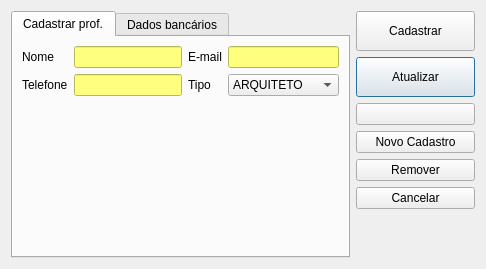
This is ui/cadastroprofissional.ui in lellisls/ERP-STACCATO as Qt 5 draws it before an edit. The edited form follows.
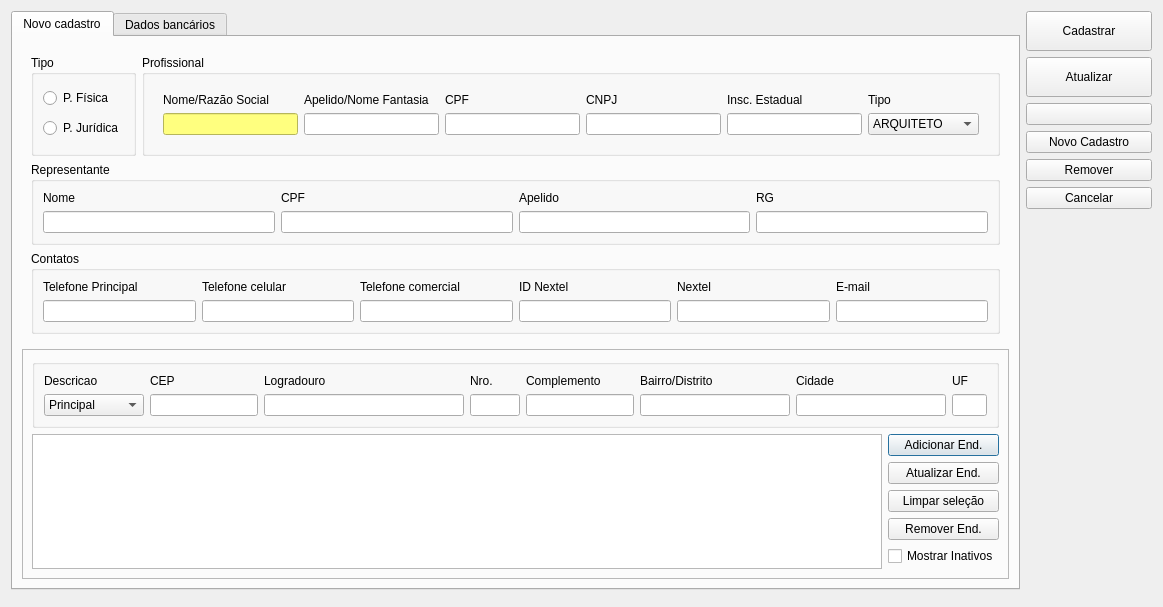
This is the edited form. Icons and pictures are not drawn. Custom widgets are drawn as their Qt base class.

Commit message: Reestruturação da classe CadastroProfissional

The edit to the form file:
```diff
--- a/ui/cadastroprofissional.ui
+++ b/ui/cadastroprofissional.ui
@@ -9,8 +9,8 @@
    <rect>
     <x>0</x>
     <y>0</y>
-    <width>486</width>
-    <height>269</height>
+    <width>1163</width>
+    <height>607</height>
    </rect>
   </property>
   <property name="windowTitle">
@@ -19,7 +19,7 @@
   <property name="locale">
    <locale language="Portuguese" country="Brazil"/>
   </property>
-  <layout class="QGridLayout" name="gridLayout">
+  <layout class="QGridLayout" name="gridLayout_12">
    <item row="0" column="0">
     <widget class="QTabWidget" name="tabWidget">
      <property name="sizePolicy">
@@ -31,100 +31,709 @@
      <property name="currentIndex">
       <number>0</number>
      </property>
-     <widget class="QWidget" name="tab">
+     <widget class="QWidget" name="tab_3">
       <attribute name="title">
-       <string>Cadastrar prof.</string>
+       <string>Novo cadastro</string>
       </attribute>
-      <layout class="QGridLayout" name="gridLayout_3">
-       <item row="0" column="0">
-        <layout class="QGridLayout" name="gridLayout_2">
-         <item row="1" column="3">
-          <widget class="QComboBox" name="comboBoxTipo">
-           <item>
-            <property name="text">
-             <string>ARQUITETO</string>
+      <layout class="QGridLayout" name="gridLayout">
+       <item row="1" column="1">
+        <widget class="QFrame" name="frame_2">
+         <property name="frameShape">
+          <enum>QFrame::StyledPanel</enum>
+         </property>
+         <property name="frameShadow">
+          <enum>QFrame::Raised</enum>
+         </property>
+         <layout class="QGridLayout" name="gridLayout_21">
+          <item row="1" column="0">
+           <widget class="QTableView" name="tableEndereco">
+            <property name="sizeAdjustPolicy">
+             <enum>QAbstractScrollArea::AdjustToContents</enum>
             </property>
-           </item>
-           <item>
-            <property name="text">
-             <string>ENGENHEIRO</string>
+            <property name="editTriggers">
+             <set>QAbstractItemView::NoEditTriggers</set>
             </property>
-           </item>
-           <item>
-            <property name="text">
-             <string>DECORADOR</string>
+            <property name="tabKeyNavigation">
+             <bool>false</bool>
             </property>
-           </item>
-           <item>
-            <property name="text">
-             <string>OUTRO</string>
+            <property name="alternatingRowColors">
+             <bool>true</bool>
             </property>
-           </item>
-          </widget>
-         </item>
-         <item row="0" column="0">
-          <widget class="QLabel" name="labelNome">
-           <property name="text">
-            <string>Nome</string>
-           </property>
-          </widget>
-         </item>
-         <item row="0" column="1">
-          <widget class="QLineEdit" name="lineEditNome">
-           <property name="styleSheet">
-            <string notr="true">background-color: rgb(255, 255, 127);</string>
-           </property>
-          </widget>
-         </item>
-         <item row="0" column="2">
-          <widget class="QLabel" name="labelEmail">
-           <property name="text">
-            <string>E-mail</string>
-           </property>
-          </widget>
-         </item>
-         <item row="0" column="3">
-          <widget class="QLineEdit" name="lineEditEmail">
-           <property name="styleSheet">
-            <string notr="true">background-color: rgb(255, 255, 127);</string>
-           </property>
-          </widget>
-         </item>
-         <item row="1" column="0">
-          <widget class="QLabel" name="labelTel">
-           <property name="text">
-            <string>Telefone</string>
-           </property>
-          </widget>
-         </item>
-         <item row="1" column="1">
-          <widget class="LineEditTel" name="lineEditTel">
-           <property name="styleSheet">
-            <string notr="true">background-color: rgb(255, 255, 127);</string>
-           </property>
-          </widget>
-         </item>
-         <item row="1" column="2">
-          <widget class="QLabel" name="labelTipo">
-           <property name="text">
-            <string>Tipo</string>
-           </property>
-          </widget>
-         </item>
-        </layout>
+            <property name="selectionMode">
+             <enum>QAbstractItemView::SingleSelection</enum>
+            </property>
+            <property name="selectionBehavior">
+             <enum>QAbstractItemView::SelectRows</enum>
+            </property>
+            <attribute name="horizontalHeaderStretchLastSection">
+             <bool>false</bool>
+            </attribute>
+           </widget>
+          </item>
+          <item row="0" column="0" colspan="2">
+           <widget class="QGroupBox" name="groupBox">
+            <property name="title">
+             <string/>
+            </property>
+            <layout class="QGridLayout" name="gridLayout_22">
+             <item row="1" column="5">
+              <widget class="QLineEdit" name="lineEditBairro">
+               <property name="minimumSize">
+                <size>
+                 <width>150</width>
+                 <height>0</height>
+                </size>
+               </property>
+              </widget>
+             </item>
+             <item row="1" column="6">
+              <widget class="QLineEdit" name="lineEditCidade">
+               <property name="minimumSize">
+                <size>
+                 <width>150</width>
+                 <height>0</height>
+                </size>
+               </property>
+              </widget>
+             </item>
+             <item row="1" column="7">
+              <widget class="QLineEdit" name="lineEditUF">
+               <property name="minimumSize">
+                <size>
+                 <width>35</width>
+                 <height>0</height>
+                </size>
+               </property>
+               <property name="maximumSize">
+                <size>
+                 <width>20</width>
+                 <height>16777215</height>
+                </size>
+               </property>
+              </widget>
+             </item>
+             <item row="1" column="4">
+              <widget class="QLineEdit" name="lineEditComp">
+               <property name="minimumSize">
+                <size>
+                 <width>75</width>
+                 <height>0</height>
+                </size>
+               </property>
+               <property name="maximumSize">
+                <size>
+                 <width>16777215</width>
+                 <height>16777215</height>
+                </size>
+               </property>
+               <property name="styleSheet">
+                <string notr="true"/>
+               </property>
+              </widget>
+             </item>
+             <item row="1" column="3">
+              <widget class="QLineEdit" name="lineEditNro">
+               <property name="minimumSize">
+                <size>
+                 <width>50</width>
+                 <height>0</height>
+                </size>
+               </property>
+               <property name="maximumSize">
+                <size>
+                 <width>40</width>
+                 <height>16777215</height>
+                </size>
+               </property>
+              </widget>
+             </item>
+             <item row="1" column="2">
+              <widget class="QLineEdit" name="lineEditLogradouro">
+               <property name="minimumSize">
+                <size>
+                 <width>200</width>
+                 <height>0</height>
+                </size>
+               </property>
+              </widget>
+             </item>
+             <item row="1" column="1">
+              <widget class="LineEditCEP" name="lineEditCEP">
+               <property name="sizePolicy">
+                <sizepolicy hsizetype="Minimum" vsizetype="Fixed">
+                 <horstretch>0</horstretch>
+                 <verstretch>0</verstretch>
+                </sizepolicy>
+               </property>
+               <property name="minimumSize">
+                <size>
+                 <width>75</width>
+                 <height>0</height>
+                </size>
+               </property>
+               <property name="maximumSize">
+                <size>
+                 <width>16777215</width>
+                 <height>16777215</height>
+                </size>
+               </property>
+               <property name="toolTip">
+                <string>&lt;html&gt;&lt;head/&gt;&lt;body&gt;&lt;p&gt;O sistema preenche o endereço automaticamente a partir do CEP&lt;/p&gt;&lt;/body&gt;&lt;/html&gt;</string>
+               </property>
+              </widget>
+             </item>
+             <item row="1" column="0">
+              <widget class="QComboBox" name="comboBoxTipoEnd">
+               <property name="minimumSize">
+                <size>
+                 <width>100</width>
+                 <height>0</height>
+                </size>
+               </property>
+               <item>
+                <property name="text">
+                 <string>Principal</string>
+                </property>
+               </item>
+               <item>
+                <property name="text">
+                 <string>Faturamento</string>
+                </property>
+               </item>
+               <item>
+                <property name="text">
+                 <string>Entrega</string>
+                </property>
+               </item>
+              </widget>
+             </item>
+             <item row="0" column="6">
+              <widget class="QLabel" name="labelCidade">
+               <property name="text">
+                <string>Cidade</string>
+               </property>
+              </widget>
+             </item>
+             <item row="0" column="1">
+              <widget class="QLabel" name="labelCEP">
+               <property name="text">
+                <string>CEP</string>
+               </property>
+              </widget>
+             </item>
+             <item row="0" column="0">
+              <widget class="QLabel" name="labelDescricao">
+               <property name="text">
+                <string>Descricao</string>
+               </property>
+              </widget>
+             </item>
+             <item row="0" column="2">
+              <widget class="QLabel" name="labelEndereco">
+               <property name="text">
+                <string>Logradouro</string>
+               </property>
+              </widget>
+             </item>
+             <item row="0" column="5">
+              <widget class="QLabel" name="labelBairro">
+               <property name="text">
+                <string>Bairro/Distrito</string>
+               </property>
+              </widget>
+             </item>
+             <item row="0" column="3">
+              <widget class="QLabel" name="labelNro">
+               <property name="text">
+                <string>Nro.</string>
+               </property>
+              </widget>
+             </item>
+             <item row="0" column="4">
+              <widget class="QLabel" name="labelComp">
+               <property name="text">
+                <string>Complemento</string>
+               </property>
+              </widget>
+             </item>
+             <item row="0" column="7">
+              <widget class="QLabel" name="labelUF">
+               <property name="text">
+                <string>UF</string>
+               </property>
+              </widget>
+             </item>
+            </layout>
+           </widget>
+          </item>
+          <item row="1" column="1">
+           <layout class="QVBoxLayout" name="verticalLayout_3">
+            <item>
+             <widget class="QPushButton" name="pushButtonAdicionarEnd">
+              <property name="text">
+               <string>Adicionar End.</string>
+              </property>
+             </widget>
+            </item>
+            <item>
+             <widget class="QPushButton" name="pushButtonAtualizarEnd">
+              <property name="text">
+               <string>Atualizar End.</string>
+              </property>
+             </widget>
+            </item>
+            <item>
+             <widget class="QPushButton" name="pushButtonEndLimpar">
+              <property name="text">
+               <string>Limpar seleção</string>
+              </property>
+             </widget>
+            </item>
+            <item>
+             <widget class="QPushButton" name="pushButtonRemoverEnd">
+              <property name="text">
+               <string>Remover End.</string>
+              </property>
+             </widget>
+            </item>
+            <item>
+             <widget class="QCheckBox" name="checkBoxMostrarInativos">
+              <property name="text">
+               <string>Mostrar Inativos</string>
+              </property>
+              <property name="checkable">
+               <bool>true</bool>
+              </property>
+             </widget>
+            </item>
+            <item>
+             <spacer name="verticalSpacer_4">
+              <property name="orientation">
+               <enum>Qt::Vertical</enum>
+              </property>
+              <property name="sizeHint" stdset="0">
+               <size>
+                <width>20</width>
+                <height>40</height>
+               </size>
+              </property>
+             </spacer>
+            </item>
+           </layout>
+          </item>
+         </layout>
+        </widget>
        </item>
-       <item row="1" column="0">
-        <spacer name="verticalSpacer_2">
-         <property name="orientation">
-          <enum>Qt::Vertical</enum>
-         </property>
-         <property name="sizeHint" stdset="0">
-          <size>
-           <width>20</width>
-           <height>40</height>
-          </size>
-         </property>
-        </spacer>
+       <item row="0" column="1">
+        <widget class="QFrame" name="frame">
+         <layout class="QGridLayout" name="gridLayout_15">
+          <item row="1" column="0" colspan="4">
+           <layout class="QGridLayout" name="gridLayout_7">
+            <item row="0" column="1">
+             <widget class="QGroupBox" name="groupBoxPJuridica">
+              <property name="title">
+               <string>Profissional</string>
+              </property>
+              <property name="checkable">
+               <bool>false</bool>
+              </property>
+              <property name="checked">
+               <bool>false</bool>
+              </property>
+              <layout class="QGridLayout" name="gridLayout_10">
+               <item row="1" column="1">
+                <widget class="QWidget" name="widgetPJ" native="true">
+                 <layout class="QGridLayout" name="gridLayout_13">
+                  <item row="0" column="0">
+                   <widget class="QLabel" name="labelCliente">
+                    <property name="text">
+                     <string>Nome/Razão Social</string>
+                    </property>
+                   </widget>
+                  </item>
+                  <item row="0" column="1">
+                   <widget class="QLabel" name="label_54">
+                    <property name="text">
+                     <string>Apelido/Nome Fantasia</string>
+                    </property>
+                   </widget>
+                  </item>
+                  <item row="0" column="3">
+                   <widget class="QLabel" name="labelCNPJ">
+                    <property name="text">
+                     <string>CNPJ</string>
+                    </property>
+                   </widget>
+                  </item>
+                  <item row="0" column="4">
+                   <widget class="QLabel" name="labelInscricaoEstadual">
+                    <property name="text">
+                     <string>Insc. Estadual</string>
+                    </property>
+                   </widget>
+                  </item>
+                  <item row="1" column="0">
+                   <widget class="QLineEdit" name="lineEditProfissional">
+                    <property name="minimumSize">
+                     <size>
+                      <width>120</width>
+                      <height>0</height>
+                     </size>
+                    </property>
+                    <property name="styleSheet">
+                     <string notr="true">background-color: rgb(255, 255, 127);</string>
+                    </property>
+                   </widget>
+                  </item>
+                  <item row="1" column="1">
+                   <widget class="QLineEdit" name="lineEditNomeFantasia">
+                    <property name="minimumSize">
+                     <size>
+                      <width>120</width>
+                      <height>0</height>
+                     </size>
+                    </property>
+                   </widget>
+                  </item>
+                  <item row="1" column="3">
+                   <widget class="QLineEdit" name="lineEditCNPJ">
+                    <property name="minimumSize">
+                     <size>
+                      <width>100</width>
+                      <height>0</height>
+                     </size>
+                    </property>
+                    <property name="maximumSize">
+                     <size>
+                      <width>135</width>
+                      <height>16777215</height>
+                     </size>
+                    </property>
+                   </widget>
+                  </item>
+                  <item row="1" column="4">
+                   <widget class="QLineEdit" name="lineEditInscEstadual">
+                    <property name="minimumSize">
+                     <size>
+                      <width>100</width>
+                      <height>0</height>
+                     </size>
+                    </property>
+                    <property name="maximumSize">
+                     <size>
+                      <width>135</width>
+                      <height>16777215</height>
+                     </size>
+                    </property>
+                   </widget>
+                  </item>
+                  <item row="1" column="2">
+                   <widget class="QLineEdit" name="lineEditCPF">
+                    <property name="minimumSize">
+                     <size>
+                      <width>100</width>
+                      <height>0</height>
+                     </size>
+                    </property>
+                    <property name="maximumSize">
+                     <size>
+                      <width>16777215</width>
+                      <height>16777215</height>
+                     </size>
+                    </property>
+                   </widget>
+                  </item>
+                  <item row="0" column="2">
+                   <widget class="QLabel" name="labelCPF">
+                    <property name="text">
+                     <string>CPF</string>
+                    </property>
+                   </widget>
+                  </item>
+                  <item row="1" column="5">
+                   <widget class="QComboBox" name="comboBoxTipo">
+                    <item>
+                     <property name="text">
+                      <string>ARQUITETO</string>
+                     </property>
+                    </item>
+                    <item>
+                     <property name="text">
+                      <string>ENGENHEIRO</string>
+                     </property>
+                    </item>
+                    <item>
+                     <property name="text">
+                      <string>DECORADOR</string>
+                     </property>
+                    </item>
+                    <item>
+                     <property name="text">
+                      <string>OUTRO</string>
+                     </property>
+                    </item>
+                   </widget>
+                  </item>
+                  <item row="0" column="5">
+                   <widget class="QLabel" name="labelTipo">
+                    <property name="text">
+                     <string>Tipo</string>
+                    </property>
+                   </widget>
+                  </item>
+                 </layout>
+                </widget>
+               </item>
+              </layout>
+             </widget>
+            </item>
+            <item row="0" column="0">
+             <widget class="QGroupBox" name="groupBoxPFPJ">
+              <property name="title">
+               <string>Tipo</string>
+              </property>
+              <layout class="QVBoxLayout" name="verticalLayout_4">
+               <item>
+                <widget class="QRadioButton" name="radioButtonPF">
+                 <property name="text">
+                  <string>P. Física</string>
+                 </property>
+                </widget>
+               </item>
+               <item>
+                <widget class="QRadioButton" name="radioButtonPJ">
+                 <property name="text">
+                  <string>P. Jurídica</string>
+                 </property>
+                </widget>
+               </item>
+              </layout>
+             </widget>
+            </item>
+            <item row="1" column="0" colspan="2">
+             <widget class="QGroupBox" name="groupBoxDadosPessoais">
+              <property name="title">
+               <string>Representante</string>
+              </property>
+              <layout class="QGridLayout" name="gridLayout_8">
+               <item row="0" column="2">
+                <widget class="QLabel" name="labelCPFContato">
+                 <property name="text">
+                  <string>CPF</string>
+                 </property>
+                </widget>
+               </item>
+               <item row="0" column="5">
+                <widget class="QLabel" name="label_1">
+                 <property name="text">
+                  <string>RG</string>
+                 </property>
+                </widget>
+               </item>
+               <item row="1" column="2">
+                <widget class="QLineEdit" name="lineEditContatoCPF">
+                 <property name="minimumSize">
+                  <size>
+                   <width>100</width>
+                   <height>0</height>
+                  </size>
+                 </property>
+                 <property name="maximumSize">
+                  <size>
+                   <width>16777215</width>
+                   <height>16777215</height>
+                  </size>
+                 </property>
+                </widget>
+               </item>
+               <item row="0" column="4">
+                <widget class="QLabel" name="labelApelido">
+                 <property name="text">
+                  <string>Apelido</string>
+                 </property>
+                </widget>
+               </item>
+               <item row="0" column="1">
+                <widget class="QLabel" name="labelNome_2">
+                 <property name="text">
+                  <string>Nome</string>
+                 </property>
+                </widget>
+               </item>
+               <item row="1" column="4">
+                <widget class="QLineEdit" name="lineEditContatoApelido">
+                 <property name="minimumSize">
+                  <size>
+                   <width>100</width>
+                   <height>0</height>
+                  </size>
+                 </property>
+                 <property name="maximumSize">
+                  <size>
+                   <width>16777215</width>
+                   <height>16777215</height>
+                  </size>
+                 </property>
+                </widget>
+               </item>
+               <item row="1" column="5">
+                <widget class="QLineEdit" name="lineEditContatoRG">
+                 <property name="minimumSize">
+                  <size>
+                   <width>70</width>
+                   <height>0</height>
+                  </size>
+                 </property>
+                 <property name="maximumSize">
+                  <size>
+                   <width>16777215</width>
+                   <height>16777215</height>
+                  </size>
+                 </property>
+                </widget>
+               </item>
+               <item row="1" column="1">
+                <widget class="QLineEdit" name="lineEditContatoNome">
+                 <property name="minimumSize">
+                  <size>
+                   <width>200</width>
+                   <height>0</height>
+                  </size>
+                 </property>
+                 <property name="toolTip">
+                  <string/>
+                 </property>
+                </widget>
+               </item>
+              </layout>
+              <zorder>labelNome_2</zorder>
+              <zorder>labelCPFContato</zorder>
+              <zorder>lineEditContatoCPF</zorder>
+              <zorder>labelApelido</zorder>
+              <zorder>lineEditContatoApelido</zorder>
+              <zorder>label_1</zorder>
+              <zorder>lineEditContatoRG</zorder>
+              <zorder>lineEditContatoNome</zorder>
+             </widget>
+            </item>
+            <item row="2" column="0" colspan="2">
+             <widget class="QGroupBox" name="groupBoxContatos">
+              <property name="title">
+               <string>Contatos</string>
+              </property>
+              <layout class="QGridLayout" name="gridLayout_9">
+               <item row="1" column="1">
+                <widget class="LineEditTel" name="lineEditTel_Cel">
+                 <property name="minimumSize">
+                  <size>
+                   <width>100</width>
+                   <height>0</height>
+                  </size>
+                 </property>
+                </widget>
+               </item>
+               <item row="0" column="4">
+                <widget class="QLabel" name="label_14">
+                 <property name="text">
+                  <string>ID Nextel</string>
+                 </property>
+                </widget>
+               </item>
+               <item row="0" column="5">
+                <widget class="QLabel" name="label">
+                 <property name="text">
+                  <string>Nextel</string>
+                 </property>
+                </widget>
+               </item>
+               <item row="0" column="6">
+                <widget class="QLabel" name="label_3">
+                 <property name="text">
+                  <string>E-mail</string>
+                 </property>
+                </widget>
+               </item>
+               <item row="0" column="0">
+                <widget class="QLabel" name="label_18">
+                 <property name="text">
+                  <string>Telefone Principal</string>
+                 </property>
+                </widget>
+               </item>
+               <item row="1" column="0">
+                <widget class="LineEditTel" name="lineEditTel_Res">
+                 <property name="minimumSize">
+                  <size>
+                   <width>100</width>
+                   <height>0</height>
+                  </size>
+                 </property>
+                </widget>
+               </item>
+               <item row="0" column="2">
+                <widget class="QLabel" name="label_20">
+                 <property name="text">
+                  <string>Telefone comercial</string>
+                 </property>
+                </widget>
+               </item>
+               <item row="0" column="1">
+                <widget class="QLabel" name="label_19">
+                 <property name="text">
+                  <string>Telefone celular</string>
+                 </property>
+                </widget>
+               </item>
+               <item row="1" column="5">
+                <widget class="LineEditTel" name="lineEditNextel">
+                 <property name="minimumSize">
+                  <size>
+                   <width>100</width>
+                   <height>0</height>
+                  </size>
+                 </property>
+                </widget>
+               </item>
+               <item row="1" column="2">
+                <widget class="LineEditTel" name="lineEditTel_Com">
+                 <property name="minimumSize">
+                  <size>
+                   <width>100</width>
+                   <height>0</height>
+                  </size>
+                 </property>
+                </widget>
+               </item>
+               <item row="1" column="4">
+                <widget class="QLineEdit" name="lineEditIdNextel">
+                 <property name="minimumSize">
+                  <size>
+                   <width>100</width>
+                   <height>0</height>
+                  </size>
+                 </property>
+                </widget>
+               </item>
+               <item row="1" column="6">
+                <widget class="QLineEdit" name="lineEditEmail">
+                 <property name="minimumSize">
+                  <size>
+                   <width>120</width>
+                   <height>0</height>
+                  </size>
+                 </property>
+                 <property name="inputMethodHints">
+                  <set>Qt::ImhEmailCharactersOnly</set>
+                 </property>
+                </widget>
+               </item>
+              </layout>
+             </widget>
+            </item>
+           </layout>
+          </item>
+         </layout>
+        </widget>
        </item>
       </layout>
      </widget>
@@ -132,7 +741,7 @@
       <attribute name="title">
        <string>Dados bancários</string>
       </attribute>
-      <layout class="QGridLayout" name="gridLayout_6">
+      <layout class="QGridLayout" name="gridLayout_2">
        <item row="0" column="0">
         <widget class="QGroupBox" name="groupBox_2">
          <property name="title">
@@ -141,6 +750,30 @@
          <layout class="QGridLayout" name="gridLayout_5">
           <item row="0" column="0">
            <layout class="QGridLayout" name="gridLayout_4">
+            <item row="1" column="0">
+             <widget class="QLabel" name="labelBanco_3">
+              <property name="text">
+               <string>CPF:</string>
+              </property>
+             </widget>
+            </item>
+            <item row="1" column="1">
+             <widget class="QLineEdit" name="lineEditCPFBancario"/>
+            </item>
+            <item row="2" column="0">
+             <widget class="QLabel" name="labelBanco">
+              <property name="text">
+               <string>Banco:</string>
+              </property>
+             </widget>
+            </item>
+            <item row="4" column="0">
+             <widget class="QLabel" name="labelAgencia">
+              <property name="text">
+               <string>Agência:</string>
+              </property>
+             </widget>
+            </item>
             <item row="0" column="1">
              <widget class="QLineEdit" name="lineEditNomeBancario"/>
             </item>
@@ -154,45 +787,47 @@
             <item row="2" column="1">
              <widget class="QLineEdit" name="lineEditBanco"/>
             </item>
-            <item row="4" column="1">
+            <item row="5" column="1">
              <widget class="QLineEdit" name="lineEditCC"/>
             </item>
-            <item row="3" column="1">
+            <item row="4" column="1">
              <widget class="QLineEdit" name="lineEditAgencia"/>
             </item>
-            <item row="4" column="0">
+            <item row="5" column="0">
              <widget class="QLabel" name="labelCC">
               <property name="text">
                <string>C/C:</string>
               </property>
              </widget>
             </item>
-            <item row="3" column="0">
-             <widget class="QLabel" name="labelAgencia">
-              <property name="text">
-               <string>Agência:</string>
-              </property>
-             </widget>
-            </item>
-            <item row="2" column="0">
-             <widget class="QLabel" name="labelBanco">
-              <property name="text">
-               <string>Banco:</string>
-              </property>
-             </widget>
-            </item>
-            <item row="1" column="0">
-             <widget class="QLabel" name="labelBanco_3">
-              <property name="text">
-               <string>CPF:</string>
-              </property>
-             </widget>
-            </item>
-            <item row="1" column="1">
-             <widget class="QLineEdit" name="lineEditCPFBancario"/>
-            </item>
            </layout>
           </item>
+          <item row="0" column="1">
+           <spacer name="horizontalSpacer">
+            <property name="orientation">
+             <enum>Qt::Horizontal</enum>
+            </property>
+            <property name="sizeHint" stdset="0">
+             <size>
+              <width>40</width>
+              <height>20</height>
+             </size>
+            </property>
+           </spacer>
+          </item>
+          <item row="1" column="0">
+           <spacer name="verticalSpacer_2">
+            <property name="orientation">
+             <enum>Qt::Vertical</enum>
+            </property>
+            <property name="sizeHint" stdset="0">
+             <size>
+              <width>20</width>
+              <height>40</height>
+             </size>
+            </property>
+           </spacer>
+          </item>
          </layout>
         </widget>
        </item>
@@ -200,7 +835,7 @@
      </widget>
     </widget>
    </item>
-   <item row="0" column="1">
+   <item row="0" column="1" rowspan="2">
     <layout class="QVBoxLayout" name="verticalLayout">
      <item>
       <widget class="QPushButton" name="pushButtonCadastrar">
@@ -284,6 +919,11 @@
   </layout>
  </widget>
  <customwidgets>
+  <customwidget>
+   <class>LineEditCEP</class>
+   <extends>QLineEdit</extends>
+   <header>src/lineeditcep.h</header>
+  </customwidget>
   <customwidget>
    <class>LineEditTel</class>
    <extends>QLineEdit</extends>
```
Left out of the diff: 9 changed lines with no effect on the pictures. The commit also changes 4 other files.
